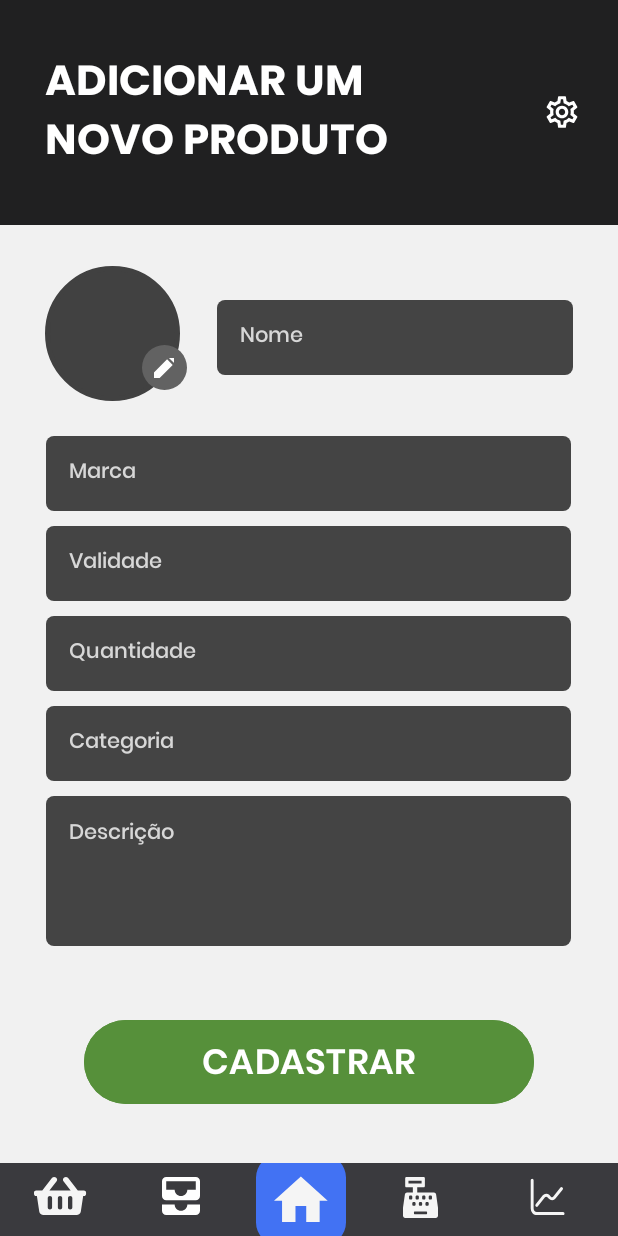
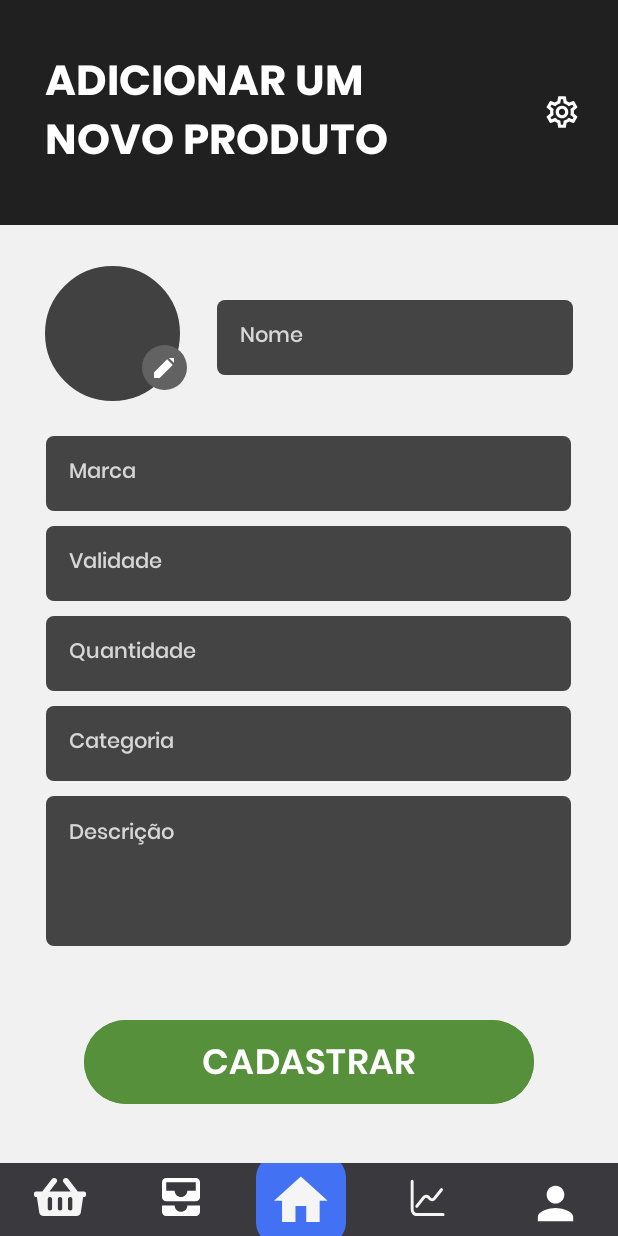
Before and after one commit to TriSeat/FinUnsize_APP, an Android app: the CadastroProdutos screen opened directly, with no data from a screen before it, on a phone screen of 412 x 824 dp. Run offline under Robolectric (Android 15) with nearby library versions, the phone set to English and light mode, and no system bars.

Commit message:
Att Notification e Config

```diff
--- /dev/null
+++ b/app/src/main/res/drawable/baseline_arrow_back_24.xml
@@ -0,0 +1,5 @@
+<vector android:autoMirrored="true" android:height="30dp"
+    android:tint="#FFFFFF" android:viewportHeight="24"
+    android:viewportWidth="24" android:width="30dp" xmlns:android="http://schemas.android.com/apk/res/android">
+    <path android:fillColor="@android:color/white" android:pathData="M20,11H7.83l5.59,-5.59L12,4l-8,8 8,8 1.41,-1.41L7.83,13H20v-2z"/>
+</vector>
--- /dev/null
+++ b/app/src/main/res/drawable/baseline_person_24.xml
@@ -0,0 +1,7 @@
+<vector xmlns:android="http://schemas.android.com/apk/res/android"
+    android:height="35dp"
+    android:viewportHeight="24"
+    android:viewportWidth="24"
+    android:width="35dp">
+    <path android:fillColor="@android:color/white" android:pathData="M12,12c2.21,0 4,-1.79 4,-4s-1.79,-4 -4,-4 -4,1.79 -4,4 1.79,4 4,4zM12,14c-2.67,0 -8,1.34 -8,4v2h16v-2c0,-2.66 -5.33,-4 -8,-4z"/>
+</vector>
--- /dev/null
+++ b/app/src/main/res/drawable/baseline_search_24.xml
@@ -0,0 +1,5 @@
+<vector android:height="35dp" android:tint="#FFFFFF"
+    android:viewportHeight="24" android:viewportWidth="24"
+    android:width="35dp" xmlns:android="http://schemas.android.com/apk/res/android">
+    <path android:fillColor="@android:color/white" android:pathData="M15.5,14h-0.79l-0.28,-0.27C15.41,12.59 16,11.11 16,9.5 16,5.91 13.09,3 9.5,3S3,5.91 3,9.5 5.91,16 9.5,16c1.61,0 3.09,-0.59 4.23,-1.57l0.27,0.28v0.79l5,4.99L20.49,19l-4.99,-5zM9.5,14C7.01,14 5,11.99 5,9.5S7.01,5 9.5,5 14,7.01 14,9.5 11.99,14 9.5,14z"/>
+</vector>
--- /dev/null
+++ b/app/src/main/res/drawable/person_perfil.xml
@@ -0,0 +1,5 @@
+<vector android:height="24dp" android:tint="@color/cinza_perfil"
+    android:viewportHeight="24" android:viewportWidth="24"
+    android:width="24dp" xmlns:android="http://schemas.android.com/apk/res/android">
+    <path android:fillColor="@android:color/white" android:pathData="M12,12c2.21,0 4,-1.79 4,-4s-1.79,-4 -4,-4 -4,1.79 -4,4 1.79,4 4,4zM12,14c-2.67,0 -8,1.34 -8,4v2h16v-2c0,-2.66 -5.33,-4 -8,-4z"/>
+</vector>
--- a/app/src/main/res/layout/cadastro.xml
+++ b/app/src/main/res/layout/cadastro.xml
@@ -28,7 +28,7 @@
                 android:layout_height="wrap_content"
                 android:background="#00FFFFFF"
                 android:onClick="OpenLogin"
-                android:src="?attr/actionModeCloseDrawable"
+                android:src="@drawable/baseline_arrow_back_24"
                 app:tint="#FFFFFF" />
 
         </LinearLayout>
--- a/app/src/main/res/layout/cadastro2.xml
+++ b/app/src/main/res/layout/cadastro2.xml
@@ -28,7 +28,7 @@
                 android:layout_height="wrap_content"
                 android:background="#00FFFFFF"
                 android:onClick="OpenCadastro"
-                android:src="?attr/actionModeCloseDrawable"
+                android:src="@drawable/baseline_arrow_back_24"
                 app:tint="#FFFFFF" />
 
         </LinearLayout>
--- a/app/src/main/res/layout/cadastro3.xml
+++ b/app/src/main/res/layout/cadastro3.xml
@@ -28,7 +28,7 @@
                 android:layout_height="wrap_content"
                 android:background="#00FFFFFF"
                 android:onClick="OpenCadastro2"
-                android:src="?attr/actionModeCloseDrawable"
+                android:src="@drawable/baseline_arrow_back_24"
                 app:tint="#FFFFFF" />
 
         </LinearLayout>
--- a/app/src/main/res/layout/cadastro4.xml
+++ b/app/src/main/res/layout/cadastro4.xml
@@ -28,7 +28,7 @@
                 android:layout_height="wrap_content"
                 android:background="#00FFFFFF"
                 android:onClick="OpenCadastro3"
-                android:src="?attr/actionModeCloseDrawable"
+                android:src="@drawable/baseline_arrow_back_24"
                 app:tint="#FFFFFF" />
 
         </LinearLayout>
--- a/app/src/main/res/layout/cadastro_produtos.xml
+++ b/app/src/main/res/layout/cadastro_produtos.xml
@@ -280,83 +280,7 @@
                     android:textSize="23sp"/>
             </LinearLayout>
 
-            <LinearLayout
-                android:layout_width="match_parent"
-                android:layout_height="match_parent"
-                android:orientation="vertical"
-                android:gravity="bottom|center">
-
-                <LinearLayout
-                    android:layout_width="match_parent"
-                    android:layout_height="wrap_content"
-                    android:background="@color/cinza_menu"
-                    android:orientation="horizontal"
-                    android:gravity="center">
-
-                    <Button
-                        android:id="@+id/button"
-                        android:layout_width="80dp"
-                        android:layout_height="match_parent"
-                        android:background="#00FFFFFF"
-                        android:drawableTop="@drawable/compras_menu"
-                        android:gravity="bottom|center"
-                        android:padding="5dp"
-                        android:text="Compras"
-                        android:onClick="OpenCompras"
-                        android:textAlignment="center"
-                        android:textSize="12sp" />
-
-                    <Button
-                        android:id="@+id/button1"
-                        android:layout_width="80dp"
-                        android:layout_height="match_parent"
-                        android:background="#00FFFFFF"
-                        android:drawableTop="@drawable/produtos_menu"
-                        android:gravity="bottom|center"
-                        android:padding="5dp"
-                        android:text="Produtos"
-                        android:onClick="OpenProdutos"
-                        android:textAlignment="center"
-                        android:textSize="12sp" />
-
-
-                    <ImageButton
-                        android:id="@+id/imageButton1"
-                        android:layout_width="80dp"
-                        android:layout_height="match_parent"
-                        android:padding="5dp"
-                        android:onClick="OpenHome"
-                        android:background="#00FFFFFF"
-                        app:srcCompat="@drawable/home_menu" />
-
-                    <Button
-                        android:id="@+id/button2"
-                        android:layout_width="80dp"
-                        android:layout_height="match_parent"
-                        android:background="#00FFFFFF"
-                        android:drawableTop="@drawable/caixa_menu"
-                        android:gravity="bottom|center"
-                        android:padding="5dp"
-                        android:text="Caixa"
-                        android:onClick="OpenCaixa"
-                        android:textAlignment="center"
-                        android:textSize="12sp" />
-
-                    <Button
-                        android:id="@+id/button3"
-                        android:layout_width="90dp"
-                        android:layout_height="match_parent"
-                        android:background="#00FFFFFF"
-                        android:drawableTop="@drawable/stats_menu"
-                        android:gravity="bottom|center"
-                        android:padding="5dp"
-                        android:text="Estatísticas"
-                        android:onClick="OpenStats"
-                        android:textAlignment="center"
-                        android:textSize="12sp" />
-
-                </LinearLayout>
-            </LinearLayout>
+            <include layout="@layout/menu_fixo" />
         </LinearLayout>
     </LinearLayout>
 </androidx.constraintlayout.widget.ConstraintLayout>
--- /dev/null
+++ b/app/src/main/res/layout/config.xml
@@ -0,0 +1,6 @@
+<?xml version="1.0" encoding="utf-8"?>
+<androidx.constraintlayout.widget.ConstraintLayout xmlns:android="http://schemas.android.com/apk/res/android"
+    android:layout_width="match_parent"
+    android:layout_height="match_parent">
+
+</androidx.constraintlayout.widget.ConstraintLayout>
--- a/app/src/main/res/layout/menu_fixo.xml
+++ b/app/src/main/res/layout/menu_fixo.xml
@@ -25,7 +25,9 @@
                 android:background="#00FFFFFF"
                 android:drawableTop="@drawable/compras_menu"
                 android:gravity="bottom|center"
-                android:padding="5dp"
+                android:paddingBottom="5dp"
+                android:paddingEnd="5dp"
+                android:paddingStart="5dp"
                 android:text="Compras"
                 android:textColor="@color/white"
                 android:onClick="OpenCompras"
@@ -39,7 +41,9 @@
                 android:background="#00FFFFFF"
                 android:drawableTop="@drawable/produtos_menu"
                 android:gravity="bottom|center"
-                android:padding="5dp"
+                android:paddingBottom="5dp"
+                android:paddingEnd="5dp"
+                android:paddingStart="5dp"
                 android:text="Produtos"
                 android:textColor="@color/white"
                 android:onClick="OpenProdutos"
@@ -56,19 +60,6 @@
                 android:background="#00FFFFFF"
                 app:srcCompat="@drawable/home_menu" />
 
-            <Button
-                android:id="@+id/button2"
-                android:layout_width="80dp"
-                android:layout_height="match_parent"
-                android:background="#00FFFFFF"
-                android:drawableTop="@drawable/caixa_menu"
-                android:gravity="bottom|center"
-                android:padding="5dp"
-                android:text="Caixa"
-                android:textColor="@color/white"
-                android:onClick="OpenCaixa"
-                android:textAlignment="center"
-                android:textSize="12sp" />
 
             <Button
                 android:id="@+id/button3"
@@ -77,10 +68,26 @@
                 android:background="#00FFFFFF"
                 android:drawableTop="@drawable/stats_menu"
                 android:gravity="bottom|center"
-                android:padding="5dp"
+                android:paddingBottom="5dp"
+                android:paddingEnd="5dp"
+                android:paddingStart="5dp"
                 android:textColor="@color/white"
                 android:text="Estatísticas"
                 android:onClick="OpenStats"
+                android:textAlignment="center"
+                android:textSize="12sp" />
+
+            <Button
+                android:id="@+id/button2"
+                android:layout_width="80dp"
+                android:layout_height="match_parent"
+                android:background="#00FFFFFF"
+                android:drawableTop="@drawable/baseline_person_24"
+                android:gravity="bottom|center"
+                android:padding="5dp"
+                android:text="Usuário"
+                android:textColor="@color/white"
+                android:onClick="OpenCaixa"
                 android:textAlignment="center"
                 android:textSize="12sp" />
 
--- a/app/src/main/res/values/colors.xml
+++ b/app/src/main/res/values/colors.xml
@@ -13,6 +13,7 @@
     <color name="cinza_menu">#3A3A3E</color>
     <color name="cinza_abas">#444444</color>
     <color name="cinza_radius">#414141</color>
+    <color name="cinza_perfil">#393939</color>
     <color name="red_font">#FF4848</color>
     <color name="red_font2">#F34040</color>
     <color name="red_btn">#CB4F4F</color>
```
Also changed, not shown: app/src/main/java/com/example/finunsize/presentation/activity/Notification.java (added, +17 -0 lines), app/src/main/res/layout/cadastro_perfil.xml (+12 -2 lines), app/src/main/res/layout/notification.xml (added, +158 -0 lines).
